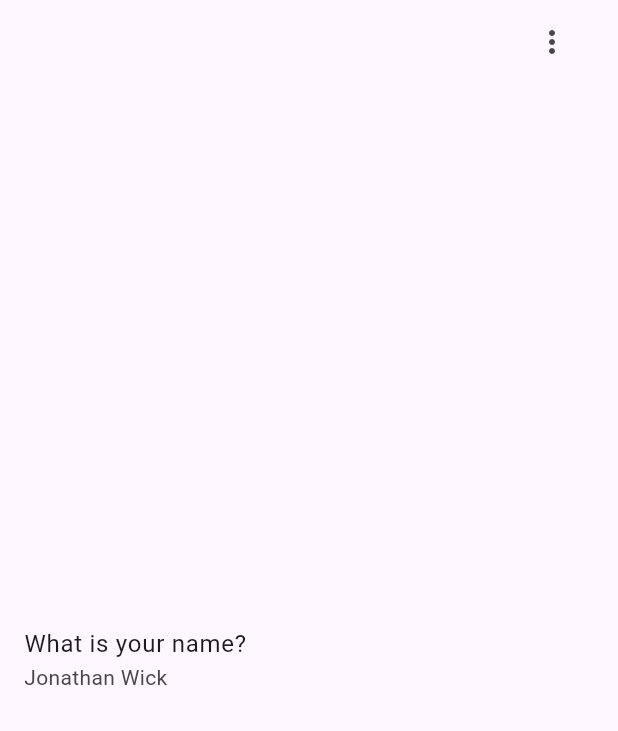
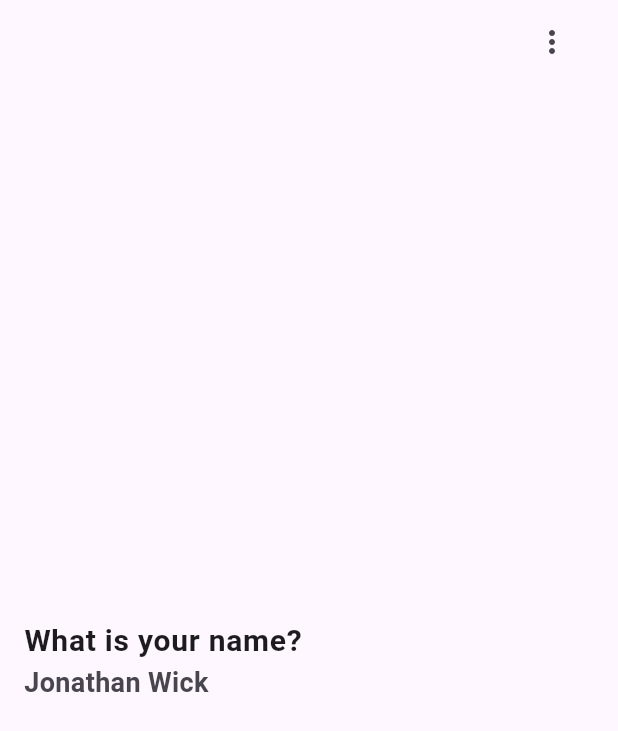
Before and after one commit to shakeebkhan66/learngetxtutorials, a Flutter app: the screen it shows after launch, on a phone screen of 412 x 824 dp. Shown: the top 731 px of the screen. Run offline on Flutter 3.47's test engine with Material 3 defaults, Android fonts, the phone set to English and light mode, and no system bars; our stand-ins replace get.

```diff
--- a/lib/change_language_screen.dart
+++ b/lib/change_language_screen.dart
@@ -6,7 +6,6 @@ class ChangeLanguage extends StatelessWidget {
 
   @override
   Widget build(BuildContext context) {
-
     Future<void> showPopupMenu(BuildContext context) async {
       await showMenu(
         context: context,
@@ -61,7 +60,6 @@ class ChangeLanguage extends StatelessWidget {
       );
     }
 
-
     return Scaffold(
       appBar: AppBar(
         actions: [
@@ -83,8 +81,14 @@ class ChangeLanguage extends StatelessWidget {
         crossAxisAlignment: CrossAxisAlignment.center,
         children: [
           ListTile(
-            title: Text('message'.tr),
-            subtitle: Text('name'.tr),
+            title: Text(
+              'message'.tr,
+              style: const TextStyle(fontWeight: FontWeight.bold, fontSize: 20),
+            ),
+            subtitle: Text(
+              'name'.tr,
+              style: const TextStyle(fontWeight: FontWeight.w700, fontSize: 18),
+            ),
           ),
         ],
       ),
```
